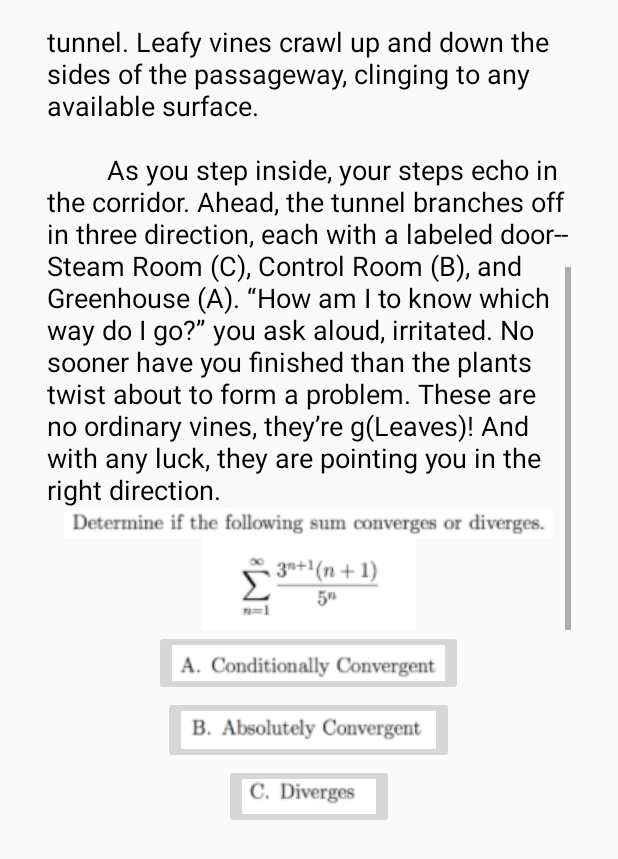
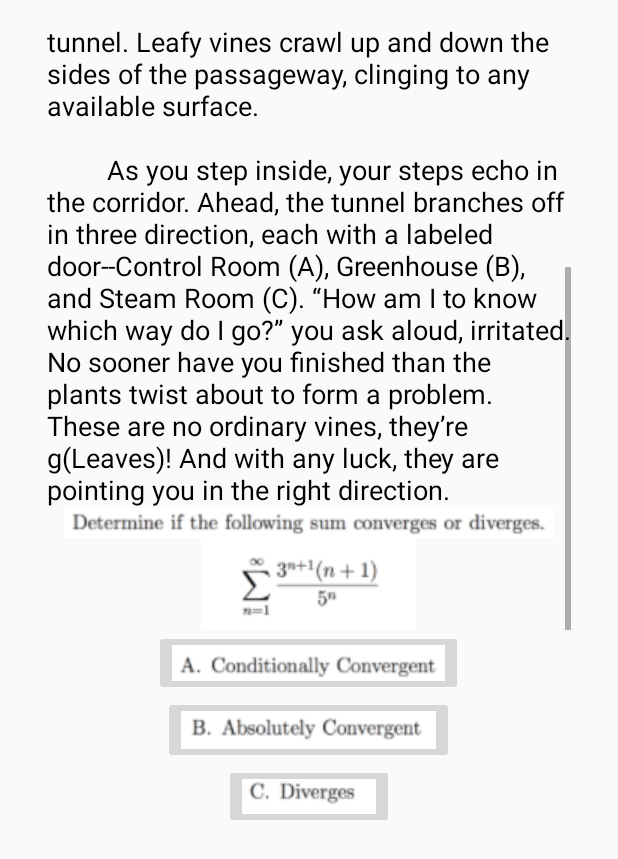
Before and after one commit to iltheeel/ClassAppy, an Android app: the layout activity_page35.xml on its own in the app's theme, with its tools: preview values and no code run, scrolled down 260 dp, on a phone screen of 412 x 824 dp. Shown: the top 859 px of the screen. Run offline under Robolectric (Android 15) with nearby library versions, the phone set to English and light mode, and no system bars.

Commit message:
Final problem edits/fixes
natalia pls come home

```diff
--- a/MathFinal/app/src/main/res/layout/activity_page35.xml
+++ b/MathFinal/app/src/main/res/layout/activity_page35.xml
@@ -75,7 +75,7 @@
             android:layout_height="wrap_content"
             android:layout_gravity="center"
             android:layout_weight="1"
-            android:onClick="launch38"
+            android:onClick="launch37"
             android:src="@drawable/p35a3" />
 
         <ImageButton
@@ -85,7 +85,7 @@
             android:layout_weight="1"
             android:layout_gravity="center"
             android:src="@drawable/p35a2"
-            android:onClick="launch37" />
+            android:onClick="launch38" />
 
         <ImageButton
             android:id="@+id/cc"
--- a/MathFinal/app/src/main/res/layout/activity_page62.xml
+++ b/MathFinal/app/src/main/res/layout/activity_page62.xml
@@ -74,7 +74,7 @@
             android:adjustViewBounds="true"
             android:cropToPadding="false"
             android:scaleType="fitXY"
-            android:src="@drawable/p62a1" />
+            android:src="@drawable/p62a1edit" />
 
         <ImageButton
             android:id="@+id/aa"
@@ -82,7 +82,7 @@
             android:layout_height="wrap_content"
             android:layout_weight="1"
             android:layout_gravity="center"
-            android:src="@drawable/p62a2"
+            android:src="@drawable/p62a2edit"
             android:adjustViewBounds="true"
             android:cropToPadding="false"
             android:scaleType="fitXY"
--- a/MathFinal/app/src/main/res/layout/activity_page87.xml
+++ b/MathFinal/app/src/main/res/layout/activity_page87.xml
@@ -85,7 +85,7 @@
 
         <ImageButton
             android:id="@+id/bb"
-            android:layout_width="wrap_content"
+            android:layout_width="100dp"
             android:layout_height="wrap_content"
             android:layout_gravity="center"
             android:layout_weight="1"
@@ -97,11 +97,11 @@
 
         <ImageButton
             android:id="@+id/aa"
-            android:layout_width="wrap_content"
+            android:layout_width="100dp"
             android:layout_height="wrap_content"
             android:layout_weight="1"
             android:layout_gravity="center"
-            android:src="@drawable/p87a2"
+            android:src="@drawable/p87aedit"
             android:adjustViewBounds="true"
             android:cropToPadding="false"
             android:scaleType="fitXY"
--- a/MathFinal/app/src/main/res/layout/activity_page96.xml
+++ b/MathFinal/app/src/main/res/layout/activity_page96.xml
@@ -57,13 +57,13 @@
                     android:layout_width="wrap_content"
                     android:layout_height="wrap_content"
                     android:layout_gravity="center"
-                    app:srcCompat="@drawable/p96p" />
+                    app:srcCompat="@drawable/p96pft" />
                 <ImageView
                     android:id="@+id/imageView4"
                     android:layout_width="wrap_content"
                     android:layout_height="wrap_content"
                     android:layout_gravity="center"
-                    app:srcCompat="@drawable/p96pp" />
+                    app:srcCompat="@drawable/p96ppp" />
 
             </LinearLayout>
         </ScrollView>
@@ -84,7 +84,7 @@
             android:layout_height="wrap_content"
             android:layout_weight="1"
             android:layout_gravity="center"
-            android:src="@drawable/p6a2"
+            android:src="@drawable/p96a2"
             android:onClick="launch97" />
 
 
--- a/MathFinal/app/src/main/res/values/strings.xml
+++ b/MathFinal/app/src/main/res/values/strings.xml
@@ -1,7 +1,7 @@
 <resources>
     <string name="app_name">Lord of Derivatives</string>
 
-    <string name="answer_key">http://www.google.com</string>
+    <string name="answer_key">https://drive.google.com/file/d/0B4KGarp0jUWIaFVvOV9kU0xNLXM/view</string>
 
     <string name="open_heading">Lord of the Derivatives:
         \nOne Integral to Rule Them All
@@ -215,7 +215,7 @@
 
 
     <string name="story35">\t\t\tClearly, you decide, you need to unlock the cave door with a key. But where would such a key be kept? As soon as you wonder this, you feel something poking into the ground beneath your left boot. Sure enough, it is a small key made of what appears to be iron-- no, tempered steel. The type of metal, you notice, is an odd choice for a key. Still, you feel around the rock of the cave until you locate a keyhole. As you turn the key you have found in the hole, the cave door slowly opens to reveal a metal-plated tunnel. Leafy vines crawl up and down the sides of the passageway, clinging to any available surface.
-\n\n\t\t\tAs you step inside, your steps echo in the corridor. Ahead, the tunnel branches off in three direction, each with a labeled door-- Steam Room (C), Control Room (B), and Greenhouse (A). “How am I to know which way do I go?” you ask aloud, irritated. No sooner have you finished than the plants twist about to form a problem. These are no ordinary vines, they’re g(Leaves)! And with any luck, they are pointing you in the right direction.
+\n\n\t\t\tAs you step inside, your steps echo in the corridor. Ahead, the tunnel branches off in three direction, each with a labeled door--Control Room (A), Greenhouse (B), and Steam Room (C). “How am I to know which way do I go?” you ask aloud, irritated. No sooner have you finished than the plants twist about to form a problem. These are no ordinary vines, they’re g(Leaves)! And with any luck, they are pointing you in the right direction.
 </string>
 
 
```
Also changed, not shown: MathFinal/app/src/main/res/layout/activity_page20.xml (+13 -4 lines), MathFinal/app/src/main/res/layout/activity_page5.xml (+10 -3 lines), MathFinal/app/src/main/res/drawable/p20p.png (added), MathFinal/app/src/main/res/drawable/p20pp.png (added), MathFinal/app/src/main/res/drawable/p5p.png (added), MathFinal/app/src/main/res/drawable/p5pp.png (added), MathFinal/app/src/main/res/drawable/p62a1edit.png (added), MathFinal/app/src/main/res/drawable/p62a2edit.png (added), MathFinal/app/src/main/res/drawable/p87a3.png (added), MathFinal/app/src/main/res/drawable/p87a4.png (added), MathFinal/app/src/main/res/drawable/p87aedit.png (added), MathFinal/app/src/main/res/drawable/p96pft.png (added), MathFinal/app/src/main/res/drawable/p96ppp.png (added), MathFinal/app/src/main/res/layout/p87a3.png (added).
